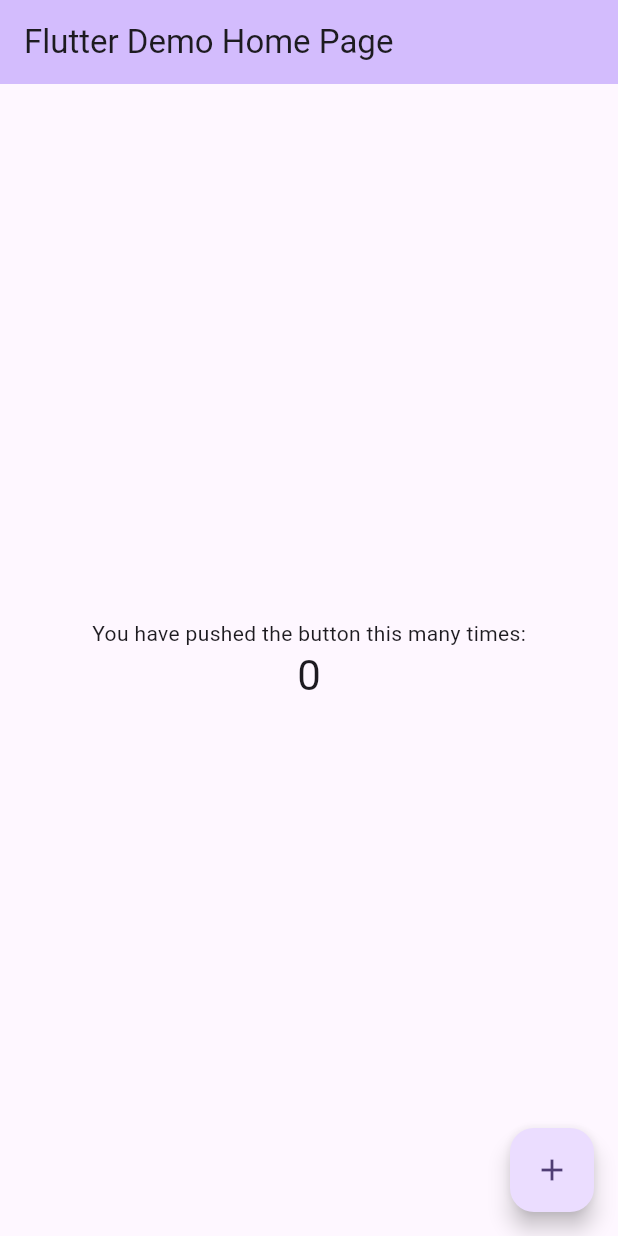
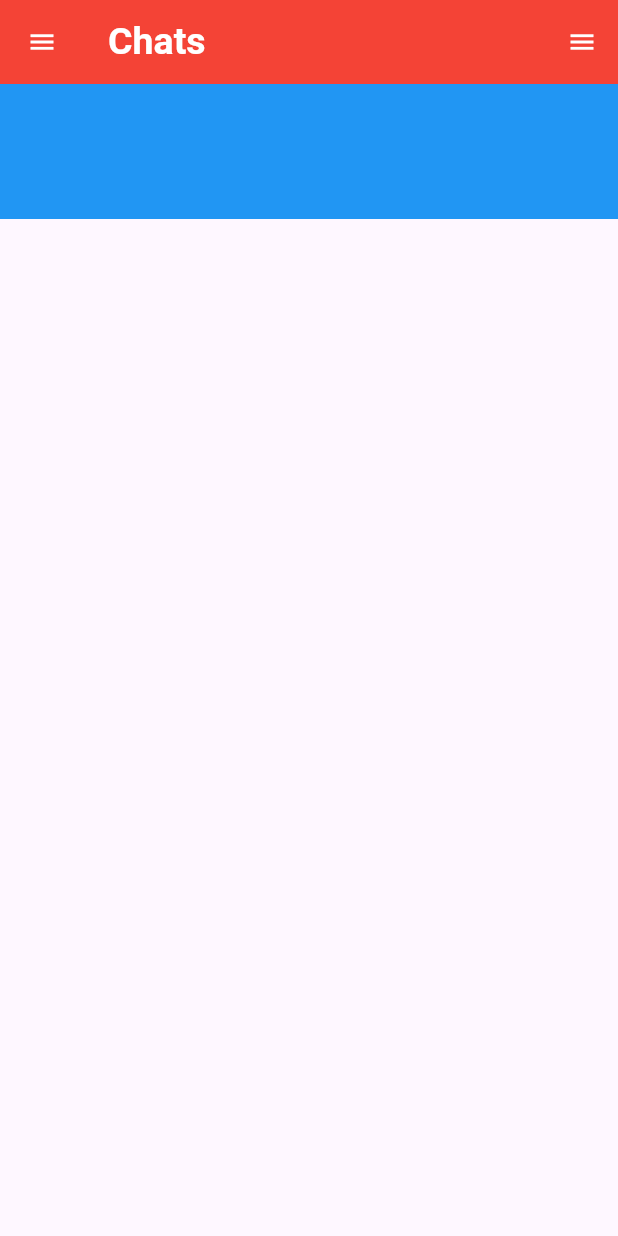
Before and after one commit to NKellyD/mobile_chat_flutter, a Flutter app: the screen it shows after launch, on a phone screen of 412 x 824 dp. Run offline on Flutter 3.47's test engine with Material 3 defaults, Android fonts, the phone set to English and light mode, and no system bars.

Commit message:
project structure

```diff
--- a/lib/main.dart
+++ b/lib/main.dart
@@ -1,4 +1,5 @@
 import 'package:flutter/material.dart';
+import 'package:mobile_chat_flutter/screens/home_screen.dart';
 
 void main() {
   runApp(const MyApp());
@@ -11,115 +12,13 @@
   @override
   Widget build(BuildContext context) {
     return MaterialApp(
-      title: 'Flutter Demo',
+      title: 'CHAT KD',
+      debugShowCheckedModeBanner: false,
       theme: ThemeData(
-        // This is the theme of your application.
-        //
-        // TRY THIS: Try running your application with "flutter run". You'll see
-        // the application has a purple toolbar. Then, without quitting the app,
-        // try changing the seedColor in the colorScheme below to Colors.green
-        // and then invoke "hot reload" (save your changes or press the "hot
-        // reload" button in a Flutter-supported IDE, or press "r" if you used
-        // the command line to start the app).
-        //
-        // Notice that the counter didn't reset back to zero; the application
-        // state is not lost during the reload. To reset the state, use hot
-        // restart instead.
-        //
-        // This works for code too, not just values: Most code changes can be
-        // tested with just a hot reload.
+        primaryColor: Colors.red,
         colorScheme: ColorScheme.fromSeed(seedColor: Colors.deepPurple),
-        useMaterial3: true,
       ),
-      home: const MyHomePage(title: 'Flutter Demo Home Page'),
+      home: const HomeScreen(),
     );
   }
 }
-
-class MyHomePage extends StatefulWidget {
-  const MyHomePage({super.key, required this.title});
-
-  // This widget is the home page of your application. It is stateful, meaning
-  // that it has a State object (defined below) that contains fields that affect
-  // how it looks.
-
-  // This class is the configuration for the state. It holds the values (in this
-  // case the title) provided by the parent (in this case the App widget) and
-  // used by the build method of the State. Fields in a Widget subclass are
-  // always marked "final".
-
-  final String title;
-
-  @override
-  State<MyHomePage> createState() => _MyHomePageState();
-}
-
-class _MyHomePageState extends State<MyHomePage> {
-  int _counter = 0;
-
-  void _incrementCounter() {
-    setState(() {
-      // This call to setState tells the Flutter framework that something has
-      // changed in this State, which causes it to rerun the build method below
-      // so that the display can reflect the updated values. If we changed
-      // _counter without calling setState(), then the build method would not be
-      // called again, and so nothing would appear to happen.
-      _counter++;
-    });
-  }
-
-  @override
-  Widget build(BuildContext context) {
-    // This method is rerun every time setState is called, for instance as done
-    // by the _incrementCounter method above.
-    //
-    // The Flutter framework has been optimized to make rerunning build methods
-    // fast, so that you can just rebuild anything that needs updating rather
-    // than having to individually change instances of widgets.
-    return Scaffold(
-      appBar: AppBar(
-        // TRY THIS: Try changing the color here to a specific color (to
-        // Colors.amber, perhaps?) and trigger a hot reload to see the AppBar
-        // change color while the other colors stay the same.
-        backgroundColor: Theme.of(context).colorScheme.inversePrimary,
-        // Here we take the value from the MyHomePage object that was created by
-        // the App.build method, and use it to set our appbar title.
-        title: Text(widget.title),
-      ),
-      body: Center(
-        // Center is a layout widget. It takes a single child and positions it
-        // in the middle of the parent.
-        child: Column(
-          // Column is also a layout widget. It takes a list of children and
-          // arranges them vertically. By default, it sizes itself to fit its
-          // children horizontally, and tries to be as tall as its parent.
-          //
-          // Column has various properties to control how it sizes itself and
-          // how it positions its children. Here we use mainAxisAlignment to
-          // center the children vertically; the main axis here is the vertical
-          // axis because Columns are vertical (the cross axis would be
-          // horizontal).
-          //
-          // TRY THIS: Invoke "debug painting" (choose the "Toggle Debug Paint"
-          // action in the IDE, or press "p" in the console), to see the
-          // wireframe for each widget.
-          mainAxisAlignment: MainAxisAlignment.center,
-          children: <Widget>[
-            const Text(
-              'You have pushed the button this many times:',
-            ),
-            Text(
-              '$_counter',
-              style: Theme.of(context).textTheme.headlineMedium,
-            ),
-          ],
-        ),
-      ),
-      floatingActionButton: FloatingActionButton(
-        onPressed: _incrementCounter,
-        tooltip: 'Increment',
-        child: const Icon(Icons.add),
-      ), // This trailing comma makes auto-formatting nicer for build methods.
-    );
-  }
-}
--- /dev/null
+++ b/lib/screens/home_screen.dart
@@ -0,0 +1,44 @@
+import 'package:flutter/material.dart';
+import 'package:mobile_chat_flutter/widgets/category_selector.dart';
+
+class HomeScreen extends StatefulWidget {
+  const HomeScreen({super.key});
+
+  @override
+  State<HomeScreen> createState() => _HomeScreenState();
+}
+
+class _HomeScreenState extends State<HomeScreen> {
+  @override
+  Widget build(BuildContext context) {
+    return Scaffold(
+      appBar: AppBar(
+        leading: IconButton(
+          icon: const Icon(Icons.menu),
+          iconSize: 20.0,
+          color: Colors.white,
+          onPressed: () {},
+        ),
+        title: const Text(
+          'Chats',
+          style: TextStyle(fontWeight: FontWeight.bold, fontSize: 25,color: Colors.white),
+        ),
+        elevation: 0.0,
+        actions: <Widget>[
+          IconButton(
+            icon: const Icon(Icons.menu),
+            iconSize: 20.0,
+            color: Colors.white,
+            onPressed: () {},
+          ),
+        ],
+        backgroundColor: Colors.red,
+      ),
+      body: const Column(
+        children: [
+        CategorySelector()
+        ],
+      ),
+    );
+  }
+}
--- /dev/null
+++ b/lib/widgets/category_selector.dart
@@ -0,0 +1,19 @@
+import 'package:flutter/cupertino.dart';
+import 'package:flutter/material.dart';
+
+class CategorySelector extends StatefulWidget {
+  const CategorySelector({super.key});
+
+  @override
+  State<CategorySelector> createState() => _CategorySelectorState();
+}
+
+class _CategorySelectorState extends State<CategorySelector> {
+  @override
+  Widget build(BuildContext context) {
+    return Container(
+      height: 90,
+      color: Colors.blue,
+    );
+  }
+}
--- a/pubspec.yaml
+++ b/pubspec.yaml
@@ -59,9 +59,9 @@ flutter:
   uses-material-design: true
 
   # To add assets to your application, add an assets section, like this:
-  # assets:
-  #   - images/a_dot_burr.jpeg
-  #   - images/a_dot_ham.jpeg
+  assets:
+       - assets/images/
+   #   - images/a_dot_ham.jpeg
 
   # An image asset can refer to one or more resolution-specific "variants", see
   # https://flutter.dev/assets-and-images/#resolution-aware
```
Also changed, not shown: lib/models/message.dart (added, +75 -0 lines), lib/models/user.dart (added, +10 -0 lines), assets/images/Amanda.jpeg (added), assets/images/Bethel.jpeg (added), assets/images/Debs.jpeg (added), assets/images/Jo.jpeg (added), assets/images/Kd.jpeg (added), assets/images/Maman.jpeg (added), assets/images/Owen.jpeg (added), assets/images/Pawel.jpeg (added), assets/images/Sister.jpeg (added), 6 other files.
